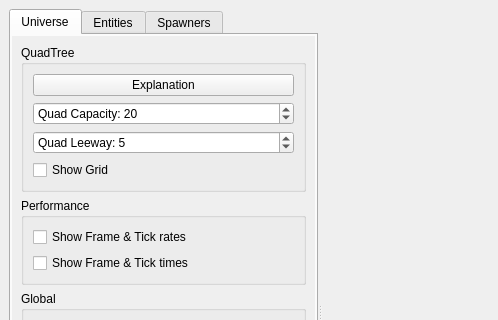
The window that src/MainWindow.ui (SebastianTroy/EoBE) describes before a commit, drawn with Qt 5; both pictures show x 0 to 498 and y 0 to 320 of the 1000 by 800 pixel window.
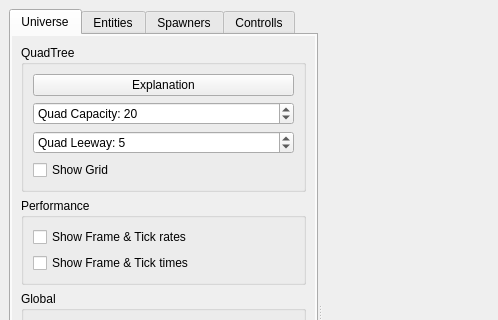
The same window after the commit. The open tabs and pages were chosen to show the change. Icons and pictures are not drawn. Custom widgets are drawn as their Qt base class.

What changed in the file:
```diff
--- a/src/MainWindow.ui
+++ b/src/MainWindow.ui
@@ -691,6 +691,11 @@
           </item>
          </layout>
         </widget>
+        <widget class="QWidget" name="controllsTab">
+         <attribute name="title">
+          <string>Controlls</string>
+         </attribute>
+        </widget>
        </widget>
        <widget class="QWidget" name="universeContainer" native="true">
         <layout class="QVBoxLayout" name="verticalLayout_2">
```
Left out of the diff: 2 changed lines with no effect on the pictures.
